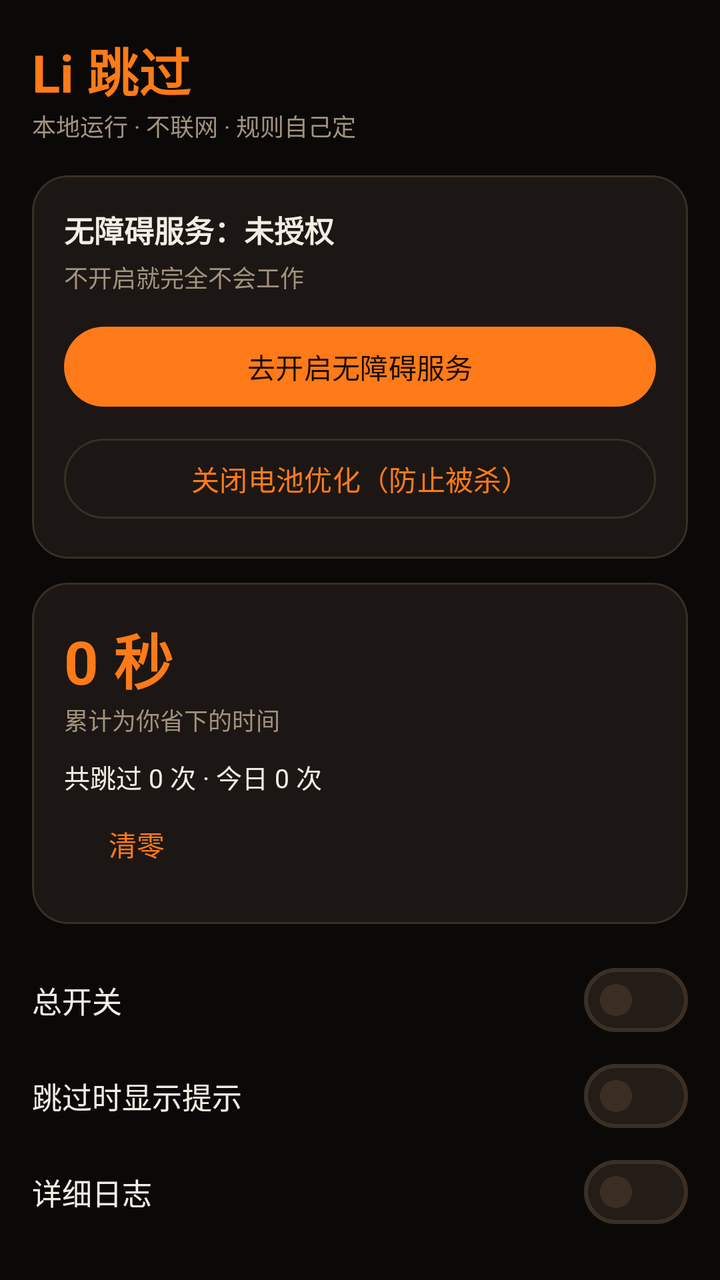
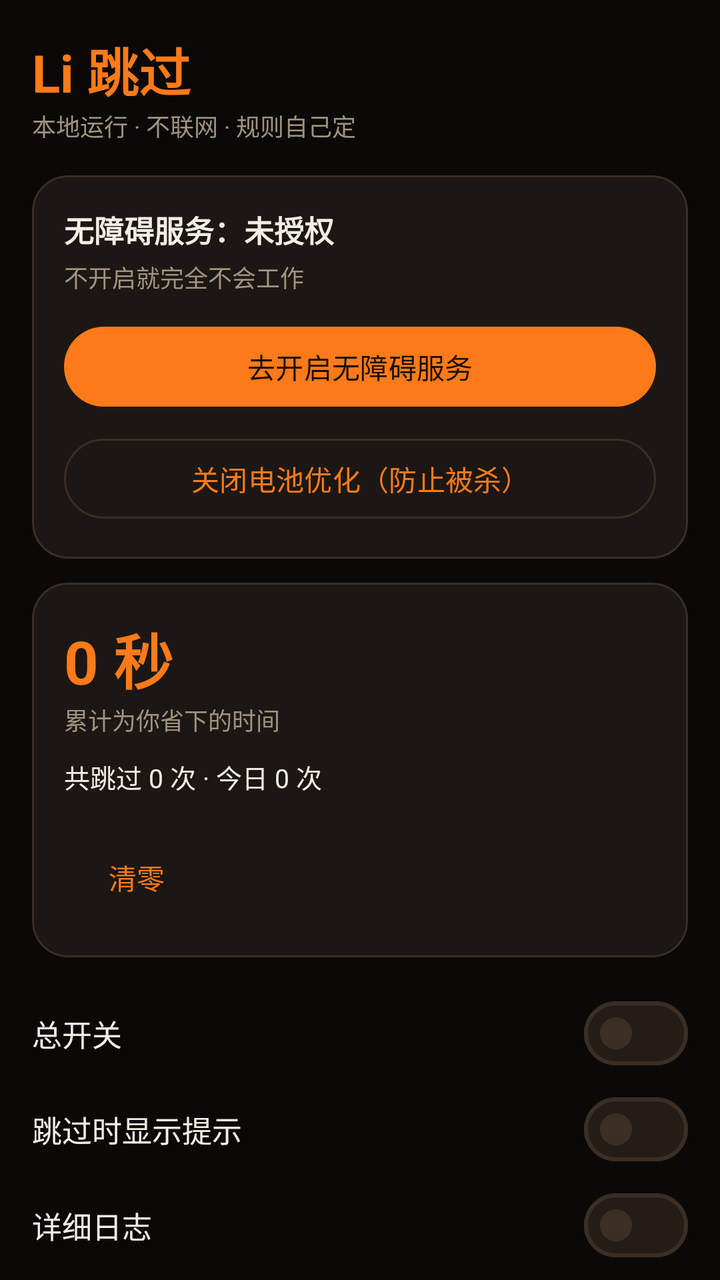

Before-and-after screenshots of an Android layout around one commit, followed by the original layout XML and the change that was made.
<!-- AndroidManifest.xml: application theme Theme.AdSkipper -->
<!-- res/layout/activity_main.xml -->
<?xml version="1.0" encoding="utf-8"?>
<ScrollView xmlns:android="http://schemas.android.com/apk/res/android"
    xmlns:app="http://schemas.android.com/apk/res-auto"
    android:layout_width="match_parent"
    android:layout_height="match_parent"
    android:fillViewport="true"
    android:scrollbars="none">

    <LinearLayout
        android:layout_width="match_parent"
        android:layout_height="wrap_content"
        android:orientation="vertical"
        android:padding="16dp">

        <TextView
            android:layout_width="wrap_content"
            android:layout_height="wrap_content"
            android:text="Li 跳过"
            android:textColor="@color/primary"
            android:textSize="26sp"
            android:textStyle="bold" />

        <TextView
            android:layout_width="wrap_content"
            android:layout_height="wrap_content"
            android:layout_marginBottom="16dp"
            android:text="本地运行 · 不联网 · 规则自己定"
            android:textColor="@color/text_dim"
            android:textSize="12sp" />

        
        <com.google.android.material.card.MaterialCardView
            style="@style/Card"
            android:layout_width="match_parent"
            android:layout_height="wrap_content">

            <LinearLayout
                android:layout_width="match_parent"
                android:layout_height="wrap_content"
                android:orientation="vertical"
                android:padding="16dp">

                <TextView
                    android:id="@+id/statusText"
                    android:layout_width="match_parent"
                    android:layout_height="wrap_content"
                    android:text="无障碍服务：未授权"
                    android:textColor="@color/text"
                    android:textSize="15sp"
                    android:textStyle="bold" />

                <TextView
                    android:id="@+id/statusSub"
                    android:layout_width="match_parent"
                    android:layout_height="wrap_content"
                    android:layout_marginTop="4dp"
                    android:text="不开启就完全不会工作"
                    android:textColor="@color/text_dim"
                    android:textSize="12sp" />

                <com.google.android.material.button.MaterialButton
                    android:id="@+id/btnOpenService"
                    android:layout_width="match_parent"
                    android:layout_height="wrap_content"
                    android:layout_marginTop="12dp"
                    android:text="去开启无障碍服务" />

                <com.google.android.material.button.MaterialButton
                    android:id="@+id/btnBattery"
                    style="@style/Widget.Material3.Button.OutlinedButton"
                    android:layout_width="match_parent"
                    android:layout_height="wrap_content"
                    android:layout_marginTop="8dp"
                    android:text="关闭电池优化（防止被杀）" />
            </LinearLayout>
        </com.google.android.material.card.MaterialCardView>

        
        <com.google.android.material.card.MaterialCardView
            style="@style/Card"
            android:layout_width="match_parent"
            android:layout_height="wrap_content"
            android:layout_marginTop="12dp">

            <LinearLayout
                android:layout_width="match_parent"
                android:layout_height="wrap_content"
                android:orientation="vertical"
                android:padding="16dp">

                <TextView
                    android:id="@+id/statsSaved"
                    android:layout_width="match_parent"
                    android:layout_height="wrap_content"
                    android:text="0 秒"
                    android:textColor="@color/primary"
                    android:textSize="30sp"
                    android:textStyle="bold" />

                <TextView
                    android:layout_width="match_parent"
                    android:layout_height="wrap_content"
                    android:text="累计为你省下的时间"
                    android:textColor="@color/text_dim"
                    android:textSize="12sp" />

                <TextView
                    android:id="@+id/statsDetail"
                    android:layout_width="match_parent"
                    android:layout_height="wrap_content"
                    android:layout_marginTop="10dp"
                    android:text="共跳过 0 次 · 今日 0 次"
                    android:textColor="@color/text"
                    android:textSize="13sp" />

                <com.google.android.material.button.MaterialButton
                    android:id="@+id/btnResetStats"
                    style="@style/Widget.Material3.Button.TextButton"
                    android:layout_width="wrap_content"
                    android:layout_height="wrap_content"
                    android:layout_marginStart="-8dp"
                    android:text="清零" />
            </LinearLayout>
        </com.google.android.material.card.MaterialCardView>

        
        <LinearLayout
            android:layout_width="match_parent"
            android:layout_height="wrap_content"
            android:layout_marginTop="14dp"
            android:gravity="center_vertical"
            android:orientation="horizontal">

            <TextView
                android:layout_width="0dp"
                android:layout_height="wrap_content"
                android:layout_weight="1"
                android:text="总开关"
                android:textColor="@color/text"
                android:textSize="15sp" />

            <com.google.android.material.materialswitch.MaterialSwitch
                android:id="@+id/swGlobal"
                android:layout_width="wrap_content"
                android:layout_height="wrap_content" />
        </LinearLayout>

        <LinearLayout
            android:layout_width="match_parent"
            android:layout_height="wrap_content"
            android:gravity="center_vertical"
            android:orientation="horizontal">

            <TextView
                android:layout_width="0dp"
                android:layout_height="wrap_content"
                android:layout_weight="1"
                android:text="跳过时显示提示"
                android:textColor="@color/text"
                android:textSize="15sp" />

            <com.google.android.material.materialswitch.MaterialSwitch
                android:id="@+id/swToast"
                android:layout_width="wrap_content"
                android:layout_height="wrap_content" />
        </LinearLayout>

        <LinearLayout
            android:layout_width="match_parent"
            android:layout_height="wrap_content"
            android:gravity="center_vertical"
            android:orientation="horizontal">

            <TextView
                android:layout_width="0dp"
                android:layout_height="wrap_content"
                android:layout_weight="1"
                android:text="详细日志"
                android:textColor="@color/text"
                android:textSize="15sp" />

            <com.google.android.material.materialswitch.MaterialSwitch
                android:id="@+id/swVerbose"
                android:layout_width="wrap_content"
                android:layout_height="wrap_content" />
        </LinearLayout>

        <com.google.android.material.button.MaterialButton
            android:id="@+id/btnPick"
            android:layout_width="match_parent"
            android:layout_height="wrap_content"
            android:layout_marginTop="16dp"
            android:text="拾取规则（点一下自动生成）" />

        <LinearLayout
            android:layout_width="match_parent"
            android:layout_height="wrap_content"
            android:layout_marginTop="6dp"
            android:orientation="horizontal">

            <com.google.android.material.button.MaterialButton
                android:id="@+id/btnNew"
                style="@style/Widget.Material3.Button.TonalButton"
                android:layout_width="0dp"
                android:layout_height="wrap_content"
                android:layout_weight="1"
                android:text="新建规则" />

            <com.google.android.material.button.MaterialButton
                android:id="@+id/btnImport"
                style="@style/Widget.Material3.Button.OutlinedButton"
                android:layout_width="0dp"
                android:layout_height="wrap_content"
                android:layout_marginStart="8dp"
                android:layout_weight="1"
                android:text="导入" />

            <com.google.android.material.button.MaterialButton
                android:id="@+id/btnExport"
                style="@style/Widget.Material3.Button.OutlinedButton"
                android:layout_width="0dp"
                android:layout_height="wrap_content"
                android:layout_marginStart="8dp"
                android:layout_weight="1"
                android:text="导出" />
        </LinearLayout>

        <TextView
            android:id="@+id/rulesHeader"
            android:layout_width="match_parent"
            android:layout_height="wrap_content"
            android:layout_marginTop="22dp"
            android:layout_marginBottom="8dp"
            android:text="规则"
            android:textColor="@color/gold"
            android:textSize="15sp"
            android:textStyle="bold" />

        <LinearLayout
            android:id="@+id/rulesContainer"
            android:layout_width="match_parent"
            android:layout_height="wrap_content"
            android:orientation="vertical" />

        <LinearLayout
            android:layout_width="match_parent"
            android:layout_height="wrap_content"
            android:layout_marginTop="8dp"
            android:orientation="horizontal">

            <com.google.android.material.button.MaterialButton
                android:id="@+id/btnReset"
                style="@style/Widget.Material3.Button.TextButton"
                android:layout_width="0dp"
                android:layout_height="wrap_content"
                android:layout_weight="1"
                android:text="恢复默认"
                android:textSize="12sp" />

            <com.google.android.material.button.MaterialButton
                android:id="@+id/btnDiag"
                style="@style/Widget.Material3.Button.TextButton"
                android:layout_width="0dp"
                android:layout_height="wrap_content"
                android:layout_weight="1"
                android:text="诊断界面"
                android:textSize="12sp" />

            <com.google.android.material.button.MaterialButton
                android:id="@+id/btnClearLog"
                style="@style/Widget.Material3.Button.TextButton"
                android:layout_width="0dp"
                android:layout_height="wrap_content"
                android:layout_weight="1"
                android:text="清空日志"
                android:textSize="12sp" />
        </LinearLayout>

        <TextView
            android:id="@+id/logText"
            android:layout_width="match_parent"
            android:layout_height="wrap_content"
            android:layout_marginTop="4dp"
            android:fontFamily="monospace"
            android:lineSpacingExtra="2dp"
            android:text=""
            android:textColor="@color/text_dim"
            android:textIsSelectable="true"
            android:textSize="10sp" />
    </LinearLayout>
</ScrollView>
<!-- resources referenced by this layout -->
<resources>
  <color name="gold">#D9A54A</color>
  <color name="primary">#FF7A18</color>
  <color name="text">#F4EDE4</color>
  <color name="text_dim">#A2937F</color>
  <style name="Card">
          <item name="cardBackgroundColor">@color/card</item>
          <item name="cardCornerRadius">18dp</item>
          <item name="cardElevation">0dp</item>
          <item name="strokeColor">@color/outline</item>
          <item name="strokeWidth">1dp</item>
      </style>
  <style name="Theme.AdSkipper" parent="Theme.Material3.Dark.NoActionBar">
          <item name="colorPrimary">@color/primary</item>
          <item name="colorOnPrimary">@color/on_primary</item>
          <item name="colorPrimaryContainer">@color/primary_container</item>
          <item name="colorOnPrimaryContainer">@color/gold_light</item>
          <item name="colorSecondary">@color/gold</item>
          <item name="colorOnSecondary">@color/on_primary</item>
          <item name="colorSecondaryContainer">@color/card_alt</item>
          <item name="colorOnSecondaryContainer">@color/gold_light</item>
          <item name="colorTertiary">@color/gold_light</item>
          <item name="colorOnTertiary">@color/on_primary</item>
  
          <item name="android:colorBackground">@color/bg</item>
          <item name="colorSurface">@color/surface</item>
          <item name="colorOnSurface">@color/text</item>
          <item name="colorSurfaceVariant">@color/card</item>
          <item name="colorOnSurfaceVariant">@color/text_dim</item>
          <item name="colorSurfaceContainer">@color/card</item>
          <item name="colorSurfaceContainerHigh">@color/card_alt</item>
          <item name="colorSurfaceContainerHighest">@color/card_alt</item>
          <item name="colorSurfaceContainerLow">@color/surface</item>
          <item name="colorOutline">@color/outline</item>
          <item name="colorOutlineVariant">@color/outline</item>
  
          <item name="android:statusBarColor">@color/bg</item>
          <item name="android:navigationBarColor">@color/bg</item>
          <item name="android:windowLightStatusBar">false</item>
      </style>
  <color name="card">#1C1714</color>
  <color name="outline">#3B2E24</color>
  <color name="on_primary">#1A0D00</color>
  <color name="primary_container">#3A1F0B</color>
  <color name="gold_light">#F0C878</color>
  <color name="card_alt">#241C17</color>
  <color name="bg">#0A0908</color>
  <color name="surface">#141110</color>
</resources>

<!-- the commit's change to res/layout/activity_main.xml (unified diff, before → after) -->
@@ -113,6 +113,15 @@
                     android:textColor="@color/text"
                     android:textSize="13sp" />
 
+                <TextView
+                    android:id="@+id/diagText"
+                    android:layout_width="match_parent"
+                    android:layout_height="wrap_content"
+                    android:layout_marginTop="2dp"
+                    android:text=""
+                    android:textColor="@color/text_dim"
+                    android:textSize="11sp" />
+
                 <com.google.android.material.button.MaterialButton
                     android:id="@+id/btnResetStats"
                     style="@style/Widget.Material3.Button.TextButton"
@@ -181,6 +190,26 @@
 
             <com.google.android.material.materialswitch.MaterialSwitch
                 android:id="@+id/swVerbose"
+                android:layout_width="wrap_content"
+                android:layout_height="wrap_content" />
+        </LinearLayout>
+
+        <LinearLayout
+            android:layout_width="match_parent"
+            android:layout_height="wrap_content"
+            android:gravity="center_vertical"
+            android:orientation="horizontal">
+
+            <TextView
+                android:layout_width="0dp"
+                android:layout_height="wrap_content"
+                android:layout_weight="1"
+                android:text="调试浮层（屏幕上显示扫描状态）"
+                android:textColor="@color/text"
+                android:textSize="15sp" />
+
+            <com.google.android.material.materialswitch.MaterialSwitch
+                android:id="@+id/swHud"
                 android:layout_width="wrap_content"
                 android:layout_height="wrap_content" />
         </LinearLayout>
